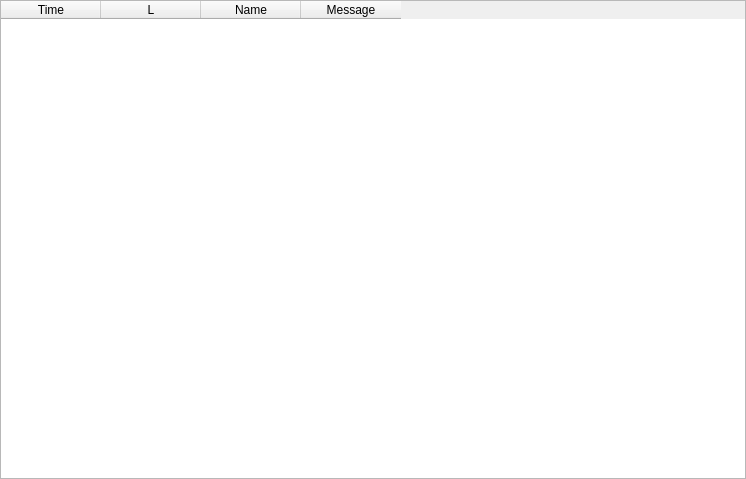
The window that app/src/widgets/logstablewidget/logstablewidget.ui (Gris87/TInvestor) describes before a commit, drawn with Qt 5.
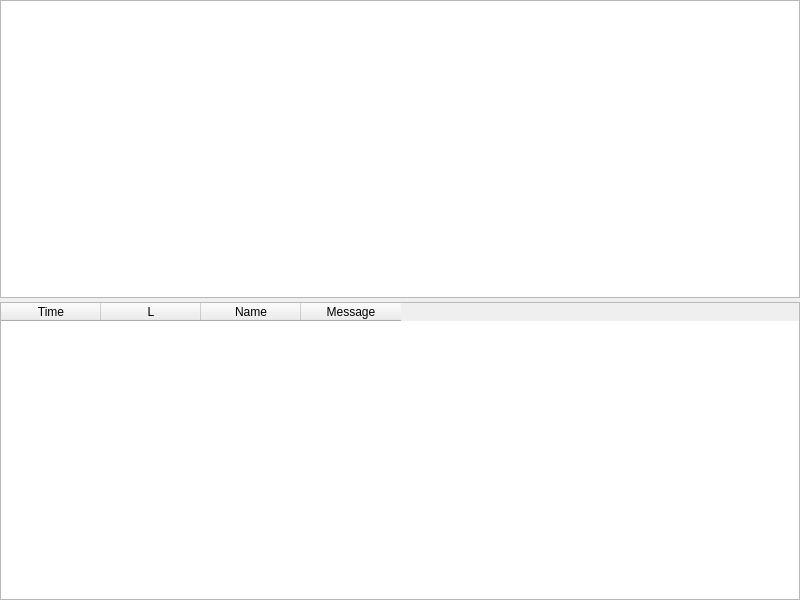
The same window after the commit.

```diff
--- a/app/src/widgets/logstablewidget/logstablewidget.ui
+++ b/app/src/widgets/logstablewidget/logstablewidget.ui
@@ -6,8 +6,8 @@
    <rect>
     <x>0</x>
     <y>0</y>
-    <width>746</width>
-    <height>479</height>
+    <width>800</width>
+    <height>600</height>
    </rect>
   </property>
   <layout class="QVBoxLayout" name="verticalLayout">
@@ -26,6 +26,25 @@
    <property name="bottomMargin">
     <number>0</number>
    </property>
+   <item>
+    <widget class="QTableView" name="tableView">
+     <property name="contextMenuPolicy">
+      <enum>Qt::ContextMenuPolicy::CustomContextMenu</enum>
+     </property>
+     <property name="editTriggers">
+      <set>QAbstractItemView::EditTrigger::NoEditTriggers</set>
+     </property>
+     <property name="alternatingRowColors">
+      <bool>true</bool>
+     </property>
+     <property name="selectionBehavior">
+      <enum>QAbstractItemView::SelectionBehavior::SelectRows</enum>
+     </property>
+     <attribute name="horizontalHeaderShowSortIndicator" stdset="0">
+      <bool>true</bool>
+     </attribute>
+    </widget>
+   </item>
    <item>
     <widget class="QTableWidget" name="tableWidget">
      <property name="contextMenuPolicy">
```
